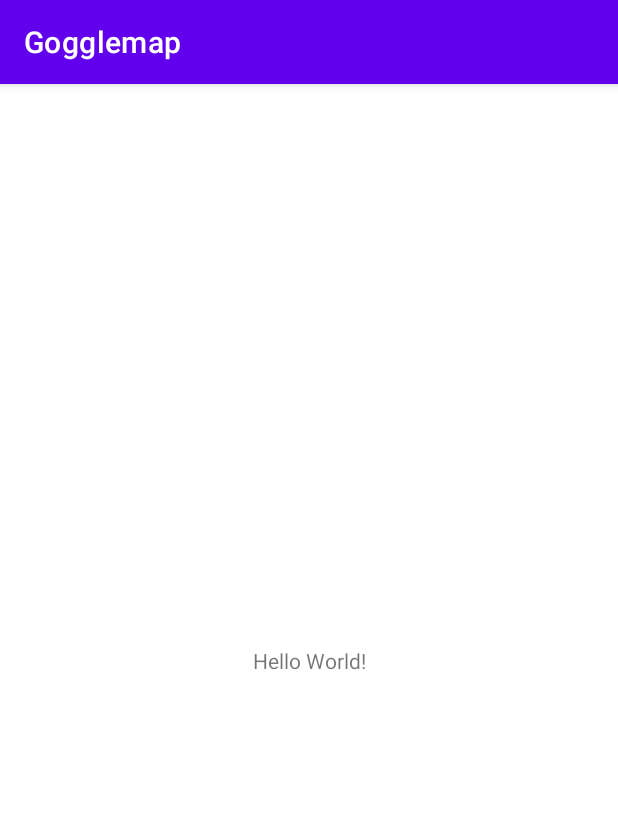
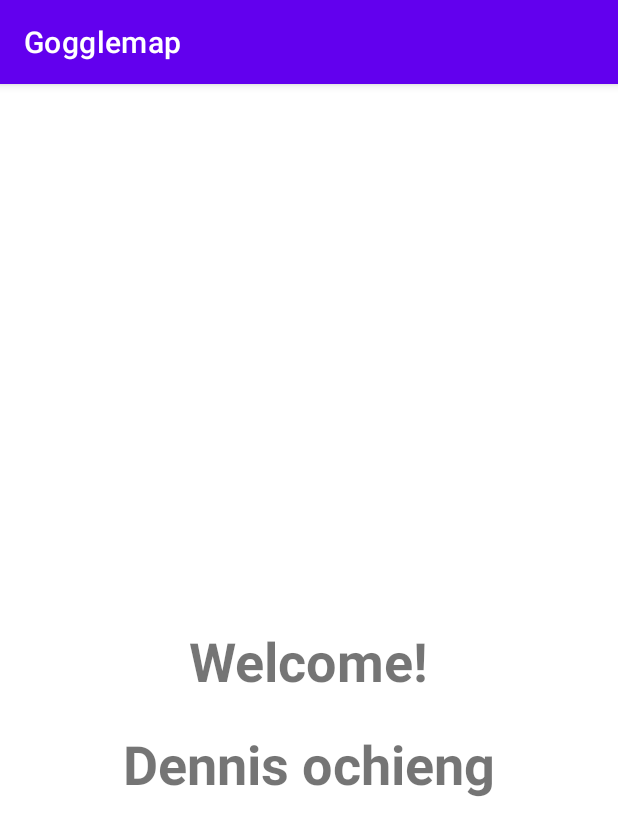
Before and after one commit to dennis-199/myapp, an Android app: the screen it shows after launch (MainActivity), on a phone screen of 412 x 824 dp. Shown: the top 836 px of the screen. Run offline under Robolectric (Android 15) with nearby library versions, the phone set to English and light mode, and no system bars.

Commit message:
initial commit

```diff
--- a/app/src/main/res/layout/activity_main.xml
+++ b/app/src/main/res/layout/activity_main.xml
@@ -7,12 +7,27 @@
     tools:context=".MainActivity">
 
     <TextView
+        android:id="@+id/hello"
         android:layout_width="wrap_content"
         android:layout_height="wrap_content"
-        android:text="Hello World!"
+        android:text="Welcome!"
+        android:textSize="36sp"
+        android:textStyle="bold"
         app:layout_constraintBottom_toBottomOf="parent"
         app:layout_constraintLeft_toLeftOf="parent"
         app:layout_constraintRight_toRightOf="parent"
         app:layout_constraintTop_toTopOf="parent" />
+    <TextView
+        android:id="@+id/name"
+        android:layout_width="wrap_content"
+        android:layout_height="wrap_content"
+        android:text="Dennis ochieng"
+        android:textSize="36sp"
+        android:textStyle="bold"
+        android:layout_marginTop="20dp"
+        app:layout_constraintRight_toRightOf="parent"
+        app:layout_constraintLeft_toLeftOf="parent"
+        app:layout_constraintTop_toBottomOf="@id/hello"/>
+
 
 </androidx.constraintlayout.widget.ConstraintLayout>
```
